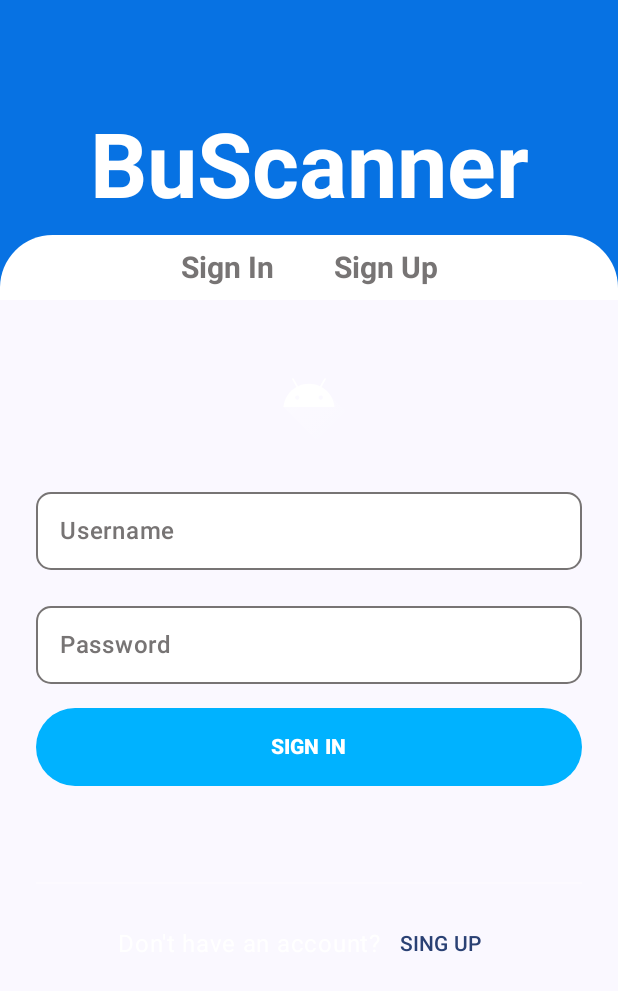
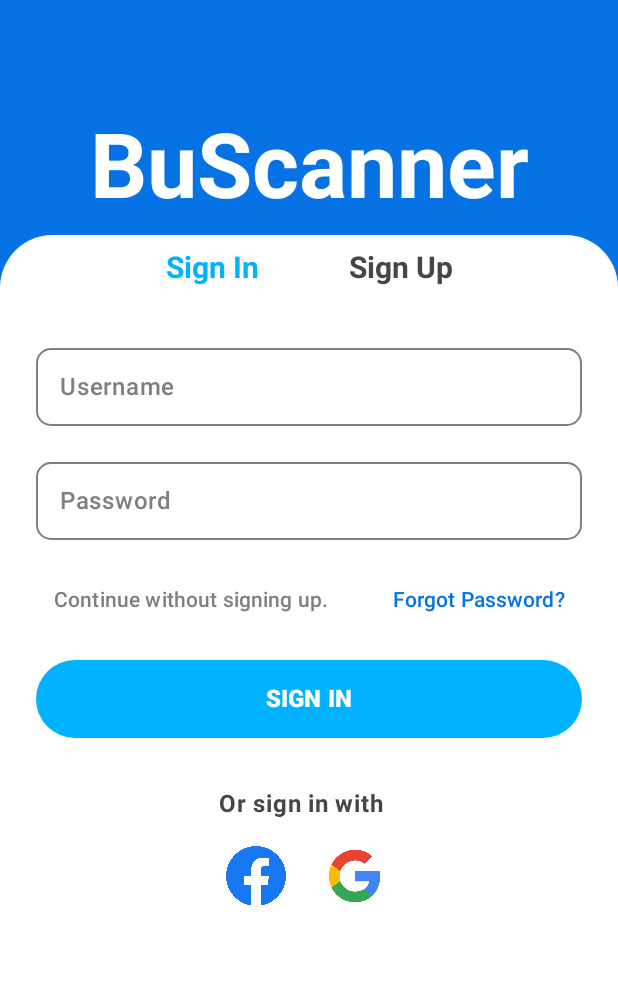
Before and after one commit to akdenizcse/cse-234-term-project-cse-234-vehicle-ticket, an Android app built with Jetpack Compose: the screen it shows after launch (MainActivity), on a phone screen of 412 x 824 dp. Shown: the top 991 px of the screen. Run offline under Robolectric (Android 15) with nearby library versions, the phone set to English and light mode, and no system bars.

Commit message:
Login UI

```diff
--- /dev/null
+++ b/app/src/main/java/com/example/buss/Home.kt
@@ -0,0 +1,8 @@
+package com.example.buss
+
+import androidx.compose.runtime.Composable
+
+@Composable
+fun Home() {
+
+}
--- a/app/src/main/java/com/example/buss/MainActivity.kt
+++ b/app/src/main/java/com/example/buss/MainActivity.kt
@@ -8,8 +8,8 @@ import android.widget.Toast
 import androidx.activity.ComponentActivity
 import androidx.activity.compose.setContent
 import androidx.activity.enableEdgeToEdge
+import androidx.compose.foundation.Image
 import androidx.compose.foundation.background
-import androidx.compose.foundation.clickable
 import androidx.compose.foundation.layout.Arrangement
 import androidx.compose.foundation.layout.Box
 import androidx.compose.foundation.layout.Column
@@ -20,7 +20,6 @@ import androidx.compose.foundation.layout.height
 import androidx.compose.foundation.layout.navigationBarsPadding
 import androidx.compose.foundation.layout.padding
 import androidx.compose.foundation.layout.size
-import androidx.compose.foundation.lazy.LazyRow
 import androidx.compose.foundation.shape.RoundedCornerShape
 import androidx.compose.foundation.text.ClickableText
 import androidx.compose.foundation.text.KeyboardActions
@@ -31,13 +30,14 @@ import androidx.compose.material.icons.filled.Person
 import androidx.compose.material3.Button
 import androidx.compose.material3.ButtonDefaults
 import androidx.compose.material3.Divider
+import androidx.compose.material3.ExperimentalMaterial3Api
 import androidx.compose.material3.Icon
-import androidx.compose.material3.MaterialTheme
 import androidx.compose.material3.OutlinedTextField
 import androidx.compose.material3.Surface
 import androidx.compose.material3.Text
 import androidx.compose.material3.TextButton
 import androidx.compose.material3.TextFieldDefaults
+import androidx.compose.material3.TextFieldDefaults.indicatorLine
 import androidx.compose.runtime.Composable
 import androidx.compose.runtime.getValue
 import androidx.compose.runtime.mutableStateOf
@@ -50,6 +50,7 @@ import androidx.compose.ui.focus.FocusRequester
 import androidx.compose.ui.focus.focusRequester
 import androidx.compose.ui.graphics.Color
 import androidx.compose.ui.graphics.vector.ImageVector
+import androidx.compose.ui.layout.ContentScale
 import androidx.compose.ui.platform.LocalContext
 import androidx.compose.ui.platform.LocalFocusManager
 import androidx.compose.ui.res.painterResource
@@ -61,15 +62,16 @@ import androidx.compose.ui.text.input.ImeAction
 import androidx.compose.ui.text.input.KeyboardType
 import androidx.compose.ui.text.input.PasswordVisualTransformation
 import androidx.compose.ui.text.input.VisualTransformation
+import androidx.compose.ui.text.style.TextAlign
 import androidx.compose.ui.unit.dp
 import androidx.compose.ui.unit.sp
 import androidx.core.view.WindowInsetsCompat
 import androidx.core.view.WindowInsetsControllerCompat
 import androidx.navigation.NavController
-import androidx.navigation.Navigator
 import androidx.navigation.compose.NavHost
 import androidx.navigation.compose.composable
 import androidx.navigation.compose.rememberNavController
+import com.example.buss.ui.theme.BBlackLight
 import com.example.buss.ui.theme.BBlue
 import com.example.buss.ui.theme.BLightGrey
 import com.example.buss.ui.theme.BNeonDarkBlue
@@ -95,7 +97,7 @@ class MainActivity : ComponentActivity() {
                 // A surface container using the 'background' color from the theme
                 Surface(
                     modifier = Modifier.fillMaxSize(),
-                    color = MaterialTheme.colorScheme.background
+                    color = Color.White
                 ) {
                     val navController = rememberNavController()
 
@@ -158,8 +160,18 @@ fun TopBox(navController: NavController) {
     }
 }
 
+@OptIn(ExperimentalMaterial3Api::class)
 @Composable
 fun SignNavigation(navController: NavController) {
+    var signInColor by remember {
+        mutableStateOf(BNeonDarkBlue)
+    }
+    var signUpColor by remember {
+        mutableStateOf( BBlackLight)
+    }
+    val colors = TextFieldDefaults.colors(
+        focusedIndicatorColor = BNeonDarkBlue,)
+
     Row(
         modifier = Modifier
             .fillMaxWidth()
@@ -173,17 +185,19 @@ fun SignNavigation(navController: NavController) {
                 fontWeight = FontWeight.Bold,
                 fontStyle = FontStyle.Normal,
                 fontSize = 20.sp,
-                color = BLightGrey
+                color = signInColor
             ),
             modifier = Modifier
                 .padding(
                     top = 10.dp,
                     start = 20.dp,
-                    end = 20.dp,
+                    end = 30.dp,
                     bottom = 10.dp
                 ),
             onClick = {
                 navController.navigate("login")
+                signUpColor = BBlackLight
+                signInColor = BNeonDarkBlue
             },
         )
         ClickableText(
@@ -192,17 +206,19 @@ fun SignNavigation(navController: NavController) {
                 fontWeight = FontWeight.Bold,
                 fontStyle = FontStyle.Normal,
                 fontSize = 20.sp,
-                color = BLightGrey
+                color = signUpColor
             ),
             modifier = Modifier
                 .padding(
                     top = 10.dp,
-                    start = 20.dp,
+                    start = 30.dp,
                     end = 20.dp,
                     bottom = 10.dp
                 ),
             onClick = {
                 navController.navigate("signup")
+                signUpColor = BNeonDarkBlue
+                signInColor = BBlackLight
             },
         )
 
@@ -232,12 +248,7 @@ fun Login(navController: NavController) {
         verticalArrangement = Arrangement.spacedBy(16.dp, alignment = Alignment.Top),
         horizontalAlignment = Alignment.CenterHorizontally
     ) {
-        Icon(
-            painter = painterResource(id = R.drawable.ic_launcher_foreground),
-            null,
-            Modifier.size(80.dp),
-            tint = Color.White
-        )
+
         TextInput(InputType.Name, keyboardActions = KeyboardActions(onNext = {
             passwordFocusRequester.requestFocus()
         }))
@@ -245,6 +256,23 @@ fun Login(navController: NavController) {
             focusManager.clearFocus()
             context.doLogin()
         }), focusRequester = passwordFocusRequester)
+        Row(verticalAlignment = Alignment.CenterVertically, modifier = Modifier.fillMaxWidth()) {
+            TextButton(modifier = Modifier.weight(1f),
+                onClick = {
+
+                }) {
+                Row(modifier = Modifier.fillMaxWidth()) {
+                    Text(
+                        "Continue without signing up.",
+                        color = BLightGrey,
+                        textAlign = TextAlign.Left
+                    )
+                }
+            }
+            TextButton(onClick = {}) {
+                Text("Forgot Password?" , color = BBlue, textAlign = TextAlign.Right)
+            }
+        }
         Button(
             onClick = {
                 context.doLogin()
@@ -252,17 +280,37 @@ fun Login(navController: NavController) {
             modifier = Modifier.fillMaxWidth(),
             colors = ButtonDefaults.buttonColors(containerColor = BNeonDarkBlue),
         ) {
-            Text("SIGN IN", Modifier.padding(vertical = 8.dp), fontWeight = FontWeight.ExtraBold)
+            Text(
+                "SIGN IN",
+                Modifier.padding(vertical = 8.dp),
+                fontWeight = FontWeight.ExtraBold,
+                fontSize = 16.sp
+            )
         }
-        Divider(
-            color = Color.White.copy(alpha = 0.3f),
-            thickness = 1.dp,
-            modifier = Modifier.padding(top = 48.dp)
+        Text(
+            text = "Or sign in with",
+            color = BBlackLight,
+            modifier = Modifier.padding(top = 16.dp, end = 10.dp),
+            fontWeight = FontWeight.Bold
         )
-        Row(verticalAlignment = Alignment.CenterVertically) {
-            Text("Don't have an account?", color = Color.White)
-            TextButton(onClick = {}) {
-                Text("SING UP")
+        Box(
+            modifier = Modifier
+                .fillMaxWidth()
+                .height(40.dp),
+        ) {
+            Row(modifier = Modifier.fillMaxWidth(), horizontalArrangement = Arrangement.Center) {
+                Image(
+                    painterResource(R.drawable.facebook),
+                    contentDescription = "",
+                    contentScale = ContentScale.Fit,
+                    modifier = Modifier.padding(end = 10.dp)
+                )
+                Image(
+                    painterResource(R.drawable.google),
+                    contentDescription = "",
+                    contentScale = ContentScale.Fit,
+                    modifier = Modifier.padding(start = 10.dp)
+                )
             }
         }
     }
--- a/app/src/main/java/com/example/buss/ui/theme/Color.kt
+++ b/app/src/main/java/com/example/buss/ui/theme/Color.kt
@@ -15,6 +15,7 @@ val BLightBlue= Color(0xFF42669E)
 val BCyan = Color(0xFF36B2A7)
 val BBlue = Color(0xFF0772E3)
 val BDarkGrey = Color(0xFF37353C)
-val BLightGrey = Color(0xFF777474)
+val BLightGrey = Color(0xFF7F7F7F)
 val BNeonBlue = Color(0xFF00FFD1)
 val BNeonDarkBlue = Color(0xFF00B2FF)
+val BBlackLight = Color(0xFF494545)
```
Also changed, not shown: app/src/main/res/drawable/facebook.png (added), app/src/main/res/drawable/google.png (added).
